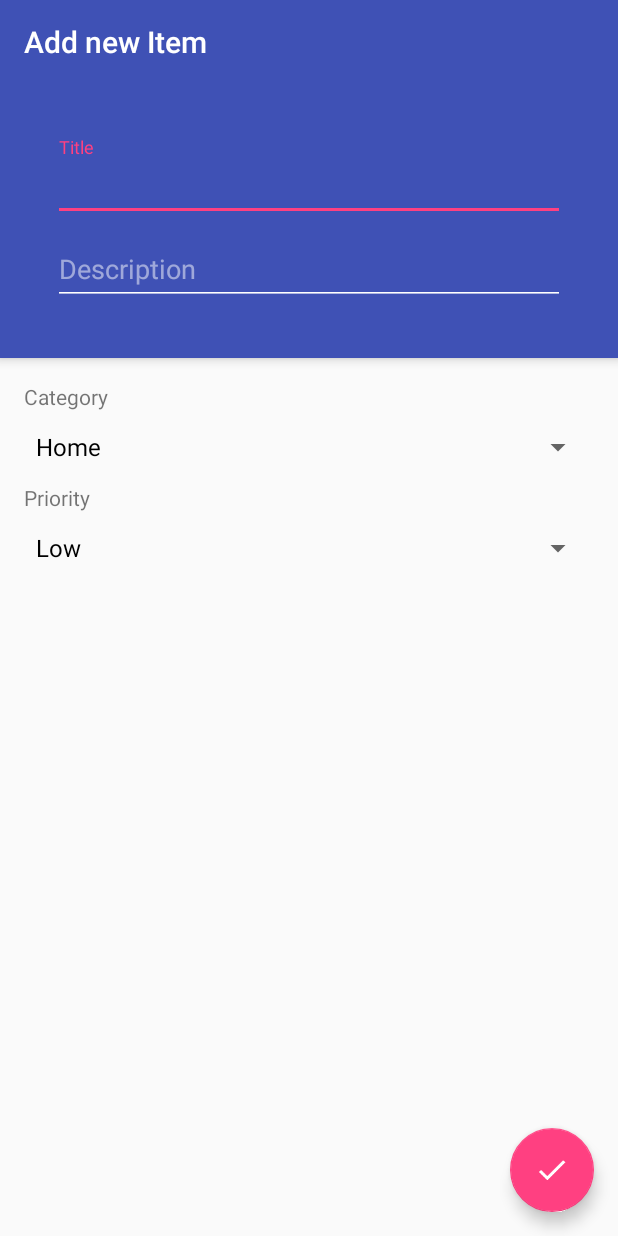
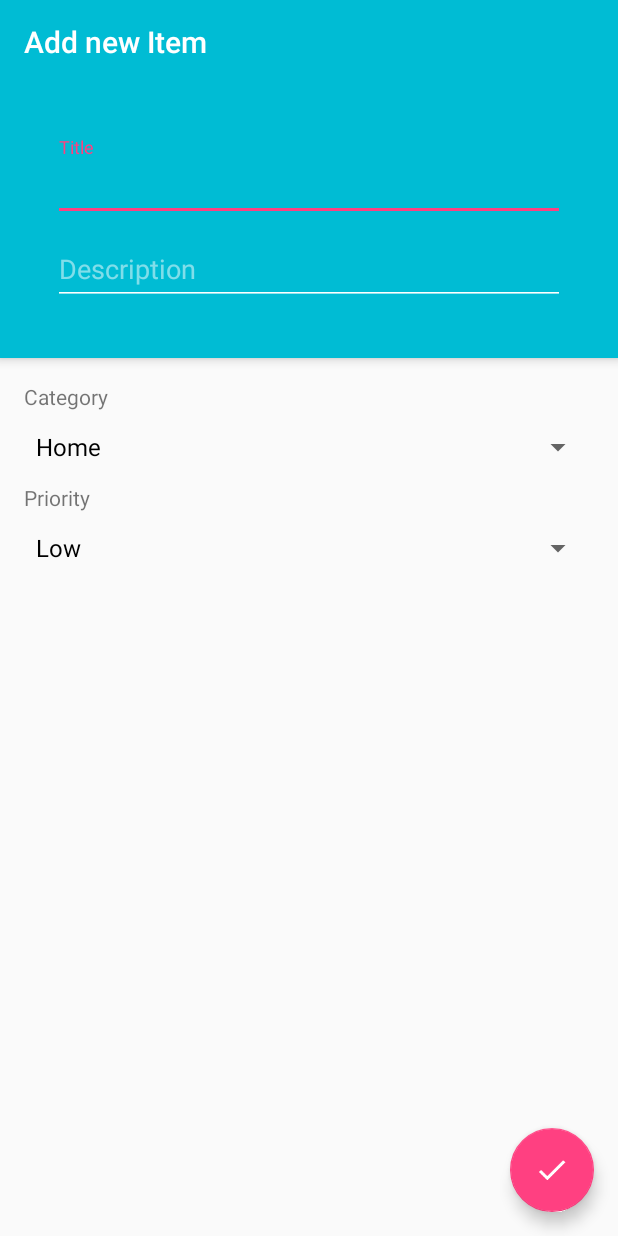
Before and after one commit to IsabelPalomar/TaskManager, an Android app: the AddItemActivity screen opened directly, with no data from a screen before it, on a phone screen of 412 x 824 dp. Run offline under Robolectric (Android 15) with nearby library versions, the phone set to English and light mode, and no system bars; our stand-ins replace ButterKnife, Firebase (no records; nobody signed in at launch, a user with empty details on screens opened directly).

```diff
--- a/app/src/main/res/values/colors.xml
+++ b/app/src/main/res/values/colors.xml
@@ -1,7 +1,8 @@
 <?xml version="1.0" encoding="utf-8"?>
 <resources>
-    <color name="colorPrimary">#3F51B5</color>
-    <color name="colorPrimaryDark">#303F9F</color>
+    <color name="colorPrimary">#00BCD4</color>
+    <color name="colorPrimaryDark">#0097A7</color>
+    <color name="colorLightPrimary">#B2EBF2</color>
     <color name="colorAccent">#FF4081</color>
     <color name="colorPressed">#FCE4EC</color>
 
--- a/app/src/main/res/values/dimens.xml
+++ b/app/src/main/res/values/dimens.xml
@@ -4,4 +4,5 @@
     <dimen name="activity_vertical_margin">16dp</dimen>
     <dimen name="activity_horizontal_margin_big">35dp</dimen>
     <dimen name="fab_margin">16dp</dimen>
+    <dimen name="button_height">90dp</dimen>
 </resources>
--- a/app/src/main/res/values/strings.xml
+++ b/app/src/main/res/values/strings.xml
@@ -1,12 +1,9 @@
 <resources>
-    <string name="app_name">SimpleTodo</string>
+    <string name="app_name">Task Manager</string>
     <string name="title_activity_add_item">Add new Item </string>
     <string name="addItem.message.item">Title</string>
     <string name="addItem.message.description">Description</string>
     <string name="addItem.label.category">Category</string>
     <string name="addItem.label.priority">Priority</string>
 
-    <string name="title_activity_launcher">LauncherActivity</string>
-    <string name="dummy_button">Dummy Button</string>
-    <string name="dummy_content">DUMMY\nCONTENT</string>
 </resources>
```
Also changed, not shown: app/src/main/AndroidManifest.xml (+5 -6 lines), app/src/main/res/values/styles.xml (+12 -0 lines), app/src/main/assets/fonts/Allura-Regular.ttf (added), app/src/main/res/mipmap-hdpi/ic_launcher.png, app/src/main/res/mipmap-mdpi/ic_launcher.png, app/src/main/res/mipmap-xhdpi/ic_launcher.png, app/src/main/res/mipmap-xxhdpi/ic_launcher.png, app/src/main/res/mipmap-xxxhdpi/ic_launcher.png.
